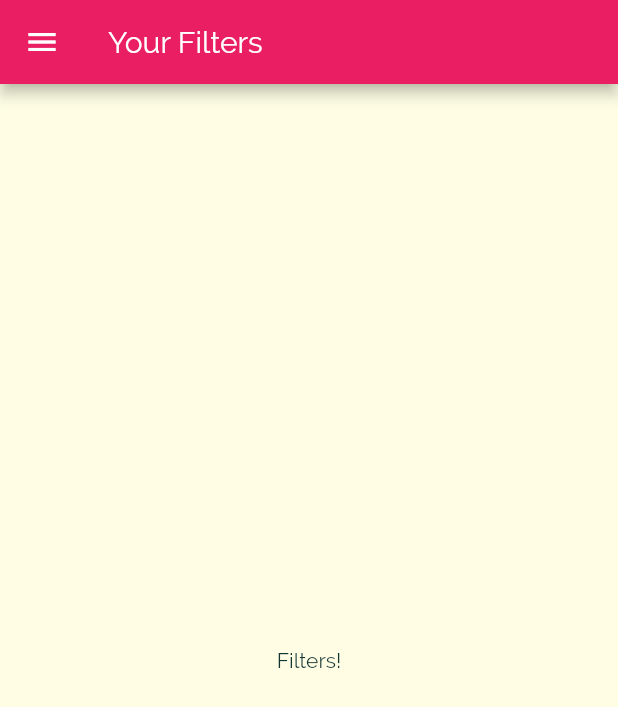
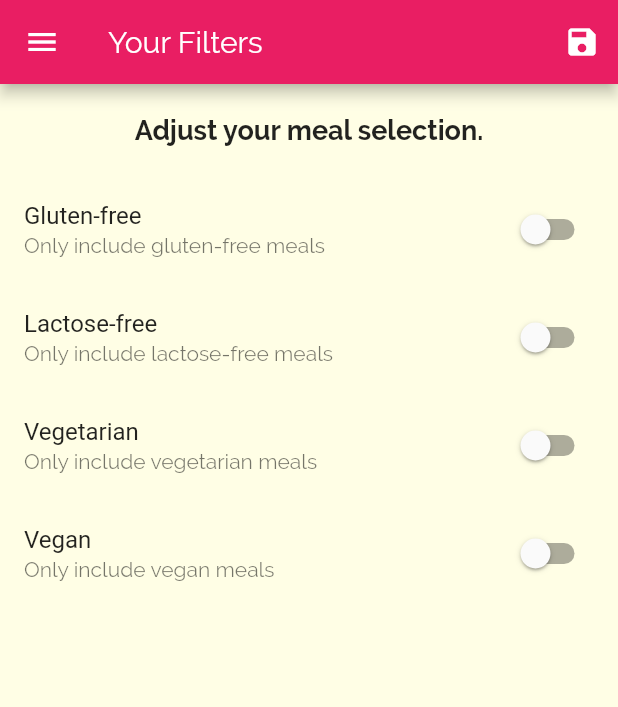
Before and after one commit to dev-marceloborba/flutter_app2, a Flutter app: the FilterScreen screen opened by its route, on a phone screen of 412 x 824 dp. Shown: the top 707 px of the screen. Run offline on Flutter 3.47's test engine with Material 2 defaults, Android fonts, the phone set to English and light mode, and no system bars.

Commit message:
added filters

```diff
--- a/lib/main.dart
+++ b/lib/main.dart
@@ -1,14 +1,52 @@
 import 'package:flutter/material.dart';
+import 'package:flutter_app02/dummy_categories.dart';
 import 'package:flutter_app02/pages/category_meals.dart';
 import 'package:flutter_app02/pages/filters.dart';
 import 'package:flutter_app02/pages/meal_detail.dart';
 import 'package:flutter_app02/pages/tabs.dart';
 
 import './pages/categories.dart';
+import 'models/meal.dart';
 
 void main() => runApp(MyApp());
 
-class MyApp extends StatelessWidget {
+class MyApp extends StatefulWidget {
+  @override
+  _MyAppState createState() => _MyAppState();
+}
+
+class _MyAppState extends State<MyApp> {
+  Map<String, bool> _filters = {
+    'gluten': false,
+    'lactose': false,
+    'vegan': false,
+    'vegetarian': false,
+  };
+
+  List<Meal> _availableMeals = DUMMY_MEALS;
+
+  void _setFilters(Map<String, bool> filterData) {
+    setState(() {
+      _filters = filterData;
+
+      _availableMeals = DUMMY_MEALS.where((meal) {
+        if (_filters['gluten'] && !meal.isGlutenFree) {
+          return false;
+        }
+        if (_filters['lactose'] && !meal.isLactoseFree) {
+          return false;
+        }
+        if (_filters['vegetarian'] && !meal.isVegetarian) {
+          return false;
+        }
+        if (_filters['vegan'] && !meal.isVegan) {
+          return false;
+        }
+        return true;
+      }).toList();
+    });
+  }
+
   @override
   Widget build(BuildContext context) {
     return MaterialApp(
@@ -33,9 +71,9 @@ class MyApp extends StatelessWidget {
       initialRoute: '/',
       routes: {
         '/': (ctx) => TabsScreen(),
-        CategoryMeals.routeName: (ctx) => CategoryMeals(),
+        CategoryMeals.routeName: (ctx) => CategoryMeals(_availableMeals),
         MealDetailScreen.routeName: (ctx) => MealDetailScreen(),
-        FilterScreen.routeName: (ctx) => FilterScreen(),
+        FilterScreen.routeName: (ctx) => FilterScreen(_filters,_setFilters),
       },
       onGenerateRoute: (settings) {
         print(settings.arguments);
--- a/lib/pages/category_meals.dart
+++ b/lib/pages/category_meals.dart
@@ -7,6 +7,9 @@ import 'package:flutter/material.dart';
 
 class CategoryMeals extends StatefulWidget {
   static const routeName = '/category-meals';
+  final List<Meal> availableMeals;
+
+  CategoryMeals(this.availableMeals);
 
   @override
   _CategoryMealsState createState() => _CategoryMealsState();
@@ -25,7 +28,7 @@ class _CategoryMealsState extends State<CategoryMeals> {
           ModalRoute.of(context).settings.arguments as Map<String, String>;
       categoryTitle = routeArgs['title'];
       final categoryId = routeArgs['id'];
-      displayedMeals = DUMMY_MEALS.where((meal) {
+      displayedMeals = widget.availableMeals.where((meal) {
         return meal.categories.contains(categoryId);
       }).toList();
       _loadInitialData = true;
--- a/lib/pages/filters.dart
+++ b/lib/pages/filters.dart
@@ -1,17 +1,127 @@
 import 'package:flutter/material.dart';
+import 'package:flutter_app02/models/meal.dart';
 import 'package:flutter_app02/widgets/main_drawer.dart';
 
-class FilterScreen extends StatelessWidget {
+class FilterScreen extends StatefulWidget {
   static const routeName = '/filters';
+
+  final Function saveFilters;
+  final Map<String, bool> currentFilters;
+
+  FilterScreen(this.currentFilters, this.saveFilters);
+
+  @override
+  _FilterScreenState createState() => _FilterScreenState();
+}
+
+class _FilterScreenState extends State<FilterScreen> {
+  var _gluttenFree = false;
+  var _vegetarian = false;
+  var _vegan = false;
+  var _lactoseFree = false;
+
+  @override
+  initState() {
+    super.initState();
+    _gluttenFree = widget.currentFilters['gluten'];
+    _vegetarian = widget.currentFilters['vegetarian'];
+    _vegan = widget.currentFilters['vegan'];
+    _lactoseFree = widget.currentFilters['lactose'];
+  }
+
+  Widget _buildSwitchListTile({
+    String title,
+    String description,
+    bool currentValue,
+    Function updateValue,
+  }) {
+    return SwitchListTile(
+      title: Text(title),
+      subtitle: Text(description),
+      value: currentValue,
+      onChanged: updateValue,
+    );
+  }
+
   @override
   Widget build(BuildContext context) {
     return Scaffold(
       appBar: AppBar(
         title: Text('Your Filters'),
+        actions: <Widget>[
+          IconButton(
+            icon: Icon(Icons.save),
+            onPressed: () {
+              final selectedFilters = {
+                'gluten': _gluttenFree,
+                'lactose': _lactoseFree,
+                'vegan': _vegan,
+                'vegetarian': _vegetarian,
+              };
+              widget.saveFilters(selectedFilters);
+            },
+          )
+        ],
       ),
       drawer: MainDrawer(),
       body: Center(
-        child: Text('Filters!'),
+        child: Column(
+          children: <Widget>[
+            Container(
+              padding: EdgeInsets.all(20),
+              child: Text(
+                'Adjust your meal selection.',
+                style: Theme.of(context).textTheme.title,
+              ),
+            ),
+            Expanded(
+              child: ListView(
+                children: <Widget>[
+                  _buildSwitchListTile(
+                    title: 'Gluten-free',
+                    description: 'Only include gluten-free meals',
+                    currentValue: _gluttenFree,
+                    updateValue: (newValue) {
+                      setState(() {
+                        _gluttenFree = newValue;
+                      });
+                    },
+                  ),
+                  _buildSwitchListTile(
+                    title: 'Lactose-free',
+                    description: 'Only include lactose-free meals',
+                    currentValue: _lactoseFree,
+                    updateValue: (newValue) {
+                      setState(() {
+                        _lactoseFree = newValue;
+                      });
+                    },
+                  ),
+                  _buildSwitchListTile(
+                    title: 'Vegetarian',
+                    description: 'Only include vegetarian meals',
+                    currentValue: _vegetarian,
+                    updateValue: (newValue) {
+                      setState(() {
+                        _vegetarian = newValue;
+                      });
+                    },
+                  ),
+                  _buildSwitchListTile(
+                    title: 'Vegan',
+                    description: 'Only include vegan meals',
+                    currentValue: _vegan,
+                    updateValue: (newValue) {
+                      setState(() {
+                        _vegan = newValue;
+                      });
+                    },
+                  ),
+                ],
+              ),
+            )
+          ],
+        ),
       ),
     );
   }
```
Also changed, not shown: 1 other file.
